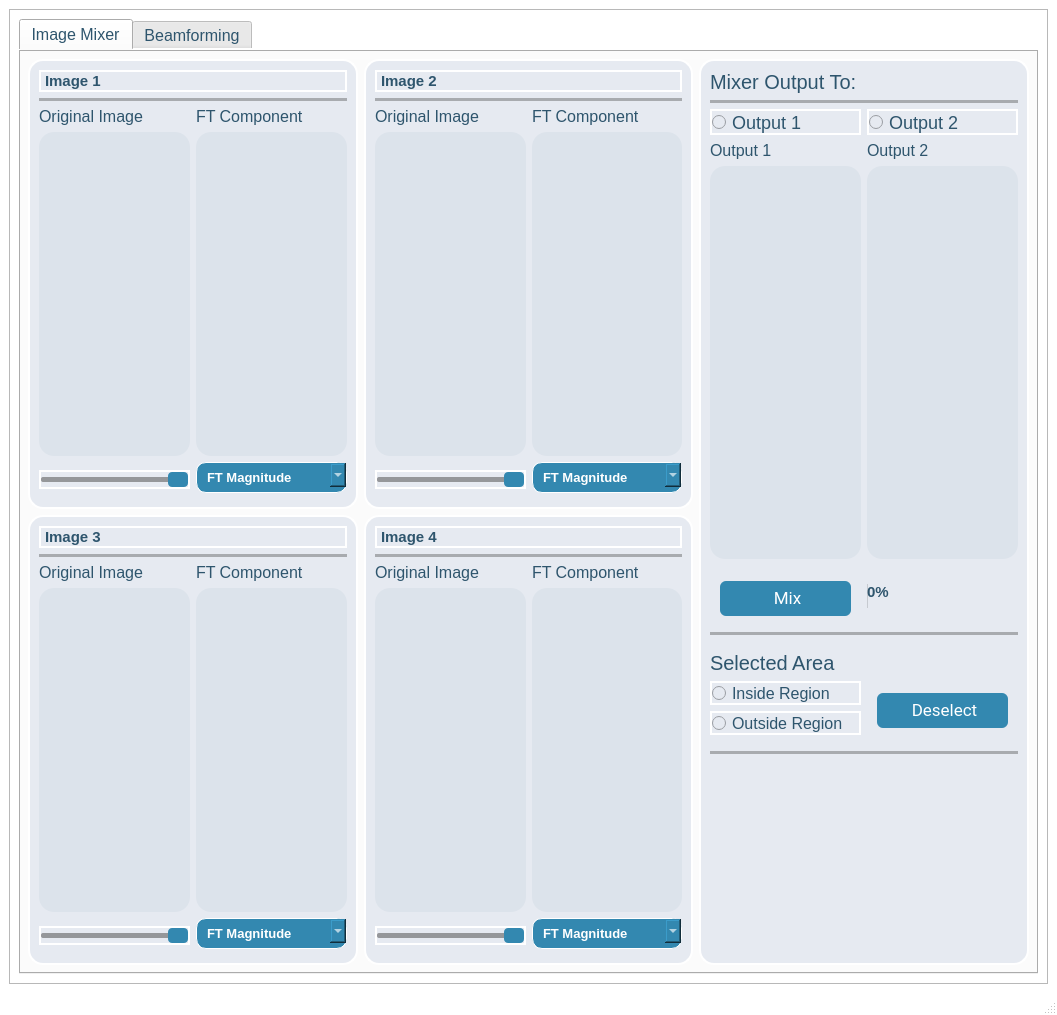
Above: ImageMixer/MainWindow.ui from JudyEssam/ImageMixer-BeamForming before the change. Below: the same form after it.
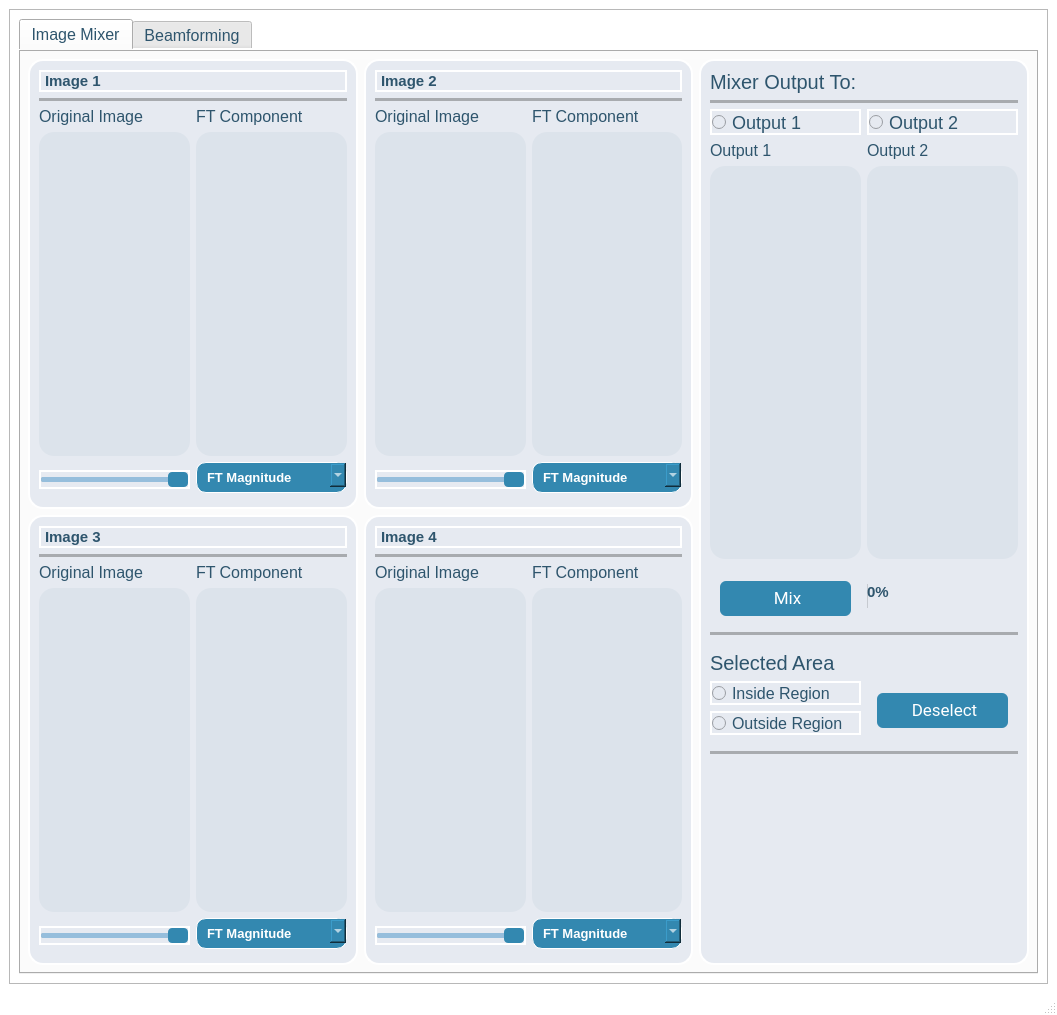
That is the form after the change. Icons and pictures are not drawn.

```diff
--- a/ImageMixer/MainWindow.ui
+++ b/ImageMixer/MainWindow.ui
@@ -224,28 +224,42 @@
                          </sizepolicy>
                         </property>
                         <property name="styleSheet">
-                         <string notr="true">QSlider::groove {
-background: rgb(149, 151, 154); /* Color of the track */
-border: 0px solid #999; /* Border of the track */
-height: 5px; /* Set the height of the track */
-border-radius: 2px; /* Round the corners of the track */
+                         <string notr="true">/* Style for the slider groove (track) */
+QSlider::groove {
+    background: rgb(180, 180, 180); /* Brighter color for the track */
+    border: 0px solid #999; /* Border of the track */
+    height: 5px; /* Set the height of the track */
+    border-radius: 2px; /* Round the corners of the track */
+}
+
+/* Style for the filled area up to the handle */
+QSlider::sub-page {
+    background: rgb(150, 190, 220); /* Slightly brighter color for the filled area */
+    border-radius: 2px; /* Round the corners of the filled area */
+}
+
+/* Optional: Style for the unfilled area after the handle */
+QSlider::add-page {
+    background: rgb(180, 180, 180); /* Same color as the groove for consistency */
+    border-radius: 2px; /* Round the corners of the unfilled area */
 }
 
 /* Style for the slider handle (thumb) */
 QSlider::handle {
-background: #3388b0; /* Color of the handle */
-width: 20px; /* Width of the handle */
-height: 10px; /* Height of the handle */
-margin: -5px 0; /* Negative margin to center the handle vertically */
-border-radius: 4px;
-border: none;
+    background: rgb(51, 136, 176); /* Darker color for the handle */
+    width: 20px; /* Width of the handle */
+    height: 10px; /* Height of the handle */
+    margin: -5px 0; /* Negative margin to center the handle vertically */
+    border-radius: 4px; /* Round the corners of the handle */
+    border: none;
 }
 
 /* Style for the slider handle when pressed */
 QSlider::handle:pressed {
-background: #1f536b; /* Color of the handle when pressed */
-border: 1px solid #3498db; /* Border of the handle when pressed */
-}</string>
+    background: rgb(31, 83, 107); /* Even darker color for the handle when pressed */
+    border: 1px solid rgb(52, 152, 219); /* Border of the handle when pressed */
+}
+</string>
                         </property>
                         <property name="maximum">
                          <number>100</number>
@@ -359,28 +373,42 @@
                        </sizepolicy>
                       </property>
                       <property name="styleSheet">
-                       <string notr="true">QSlider::groove {
-background: rgb(149, 151, 154); /* Color of the track */
-border: 0px solid #999; /* Border of the track */
-height: 5px; /* Set the height of the track */
-border-radius: 2px; /* Round the corners of the track */
+                       <string notr="true">/* Style for the slider groove (track) */
+QSlider::groove {
+    background: rgb(180, 180, 180); /* Brighter color for the track */
+    border: 0px solid #999; /* Border of the track */
+    height: 5px; /* Set the height of the track */
+    border-radius: 2px; /* Round the corners of the track */
+}
+
+/* Style for the filled area up to the handle */
+QSlider::sub-page {
+    background: rgb(150, 190, 220); /* Slightly brighter color for the filled area */
+    border-radius: 2px; /* Round the corners of the filled area */
+}
+
+/* Optional: Style for the unfilled area after the handle */
+QSlider::add-page {
+    background: rgb(180, 180, 180); /* Same color as the groove for consistency */
+    border-radius: 2px; /* Round the corners of the unfilled area */
 }
 
 /* Style for the slider handle (thumb) */
 QSlider::handle {
-background: #3388b0; /* Color of the handle */
-width: 20px; /* Width of the handle */
-height: 10px; /* Height of the handle */
-margin: -5px 0; /* Negative margin to center the handle vertically */
-border-radius: 4px;
-border: none;
+    background: rgb(51, 136, 176); /* Darker color for the handle */
+    width: 20px; /* Width of the handle */
+    height: 10px; /* Height of the handle */
+    margin: -5px 0; /* Negative margin to center the handle vertically */
+    border-radius: 4px; /* Round the corners of the handle */
+    border: none;
 }
 
 /* Style for the slider handle when pressed */
 QSlider::handle:pressed {
-background: #1f536b; /* Color of the handle when pressed */
-border: 1px solid #3498db; /* Border of the handle when pressed */
-}</string>
+    background: rgb(31, 83, 107); /* Even darker color for the handle when pressed */
+    border: 1px solid rgb(52, 152, 219); /* Border of the handle when pressed */
+}
+</string>
                       </property>
                       <property name="maximum">
                        <number>100</number>
@@ -723,28 +751,42 @@
                        </sizepolicy>
                       </property>
                       <property name="styleSheet">
-                       <string notr="true">QSlider::groove {
-background: rgb(149, 151, 154); /* Color of the track */
-border: 0px solid #999; /* Border of the track */
-height: 5px; /* Set the height of the track */
-border-radius: 2px; /* Round the corners of the track */
+                       <string notr="true">/* Style for the slider groove (track) */
+QSlider::groove {
+    background: rgb(180, 180, 180); /* Brighter color for the track */
+    border: 0px solid #999; /* Border of the track */
+    height: 5px; /* Set the height of the track */
+    border-radius: 2px; /* Round the corners of the track */
+}
+
+/* Style for the filled area up to the handle */
+QSlider::sub-page {
+    background: rgb(150, 190, 220); /* Slightly brighter color for the filled area */
+    border-radius: 2px; /* Round the corners of the filled area */
+}
+
+/* Optional: Style for the unfilled area after the handle */
+QSlider::add-page {
+    background: rgb(180, 180, 180); /* Same color as the groove for consistency */
+    border-radius: 2px; /* Round the corners of the unfilled area */
 }
 
 /* Style for the slider handle (thumb) */
 QSlider::handle {
-background: #3388b0; /* Color of the handle */
-width: 20px; /* Width of the handle */
-height: 10px; /* Height of the handle */
-margin: -5px 0; /* Negative margin to center the handle vertically */
-border-radius: 4px;
-border: none;
+    background: rgb(51, 136, 176); /* Darker color for the handle */
+    width: 20px; /* Width of the handle */
+    height: 10px; /* Height of the handle */
+    margin: -5px 0; /* Negative margin to center the handle vertically */
+    border-radius: 4px; /* Round the corners of the handle */
+    border: none;
 }
 
 /* Style for the slider handle when pressed */
 QSlider::handle:pressed {
-background: #1f536b; /* Color of the handle when pressed */
-border: 1px solid #3498db; /* Border of the handle when pressed */
-}</string>
+    background: rgb(31, 83, 107); /* Even darker color for the handle when pressed */
+    border: 1px solid rgb(52, 152, 219); /* Border of the handle when pressed */
+}
+</string>
                       </property>
                       <property name="maximum">
                        <number>100</number>
@@ -853,28 +895,42 @@
                        </sizepolicy>
                       </property>
                       <property name="styleSheet">
-                       <string notr="true">QSlider::groove {
-background: rgb(149, 151, 154); /* Color of the track */
-border: 0px solid #999; /* Border of the track */
-height: 5px; /* Set the height of the track */
-border-radius: 2px; /* Round the corners of the track */
+                       <string notr="true">/* Style for the slider groove (track) */
+QSlider::groove {
+    background: rgb(180, 180, 180); /* Brighter color for the track */
+    border: 0px solid #999; /* Border of the track */
+    height: 5px; /* Set the height of the track */
+    border-radius: 2px; /* Round the corners of the track */
+}
+
+/* Style for the filled area up to the handle */
+QSlider::sub-page {
+    background: rgb(150, 190, 220); /* Slightly brighter color for the filled area */
+    border-radius: 2px; /* Round the corners of the filled area */
+}
+
+/* Optional: Style for the unfilled area after the handle */
+QSlider::add-page {
+    background: rgb(180, 180, 180); /* Same color as the groove for consistency */
+    border-radius: 2px; /* Round the corners of the unfilled area */
 }
 
 /* Style for the slider handle (thumb) */
 QSlider::handle {
-background: #3388b0; /* Color of the handle */
-width: 20px; /* Width of the handle */
-height: 10px; /* Height of the handle */
-margin: -5px 0; /* Negative margin to center the handle vertically */
-border-radius: 4px;
-border: none;
+    background: rgb(51, 136, 176); /* Darker color for the handle */
+    width: 20px; /* Width of the handle */
+    height: 10px; /* Height of the handle */
+    margin: -5px 0; /* Negative margin to center the handle vertically */
+    border-radius: 4px; /* Round the corners of the handle */
+    border: none;
 }
 
 /* Style for the slider handle when pressed */
 QSlider::handle:pressed {
-background: #1f536b; /* Color of the handle when pressed */
-border: 1px solid #3498db; /* Border of the handle when pressed */
-}</string>
+    background: rgb(31, 83, 107); /* Even darker color for the handle when pressed */
+    border: 1px solid rgb(52, 152, 219); /* Border of the handle when pressed */
+}
+</string>
                       </property>
                       <property name="maximum">
                        <number>100</number>
```
